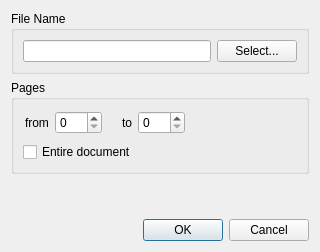
Before: the Qt Designer form src/popplerdialog.ui in andrei-b/YAGF, drawn with Qt 5.
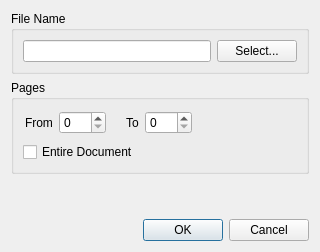
After: the same form once the commit is applied. Icons and pictures are not drawn.

What changed in the file:
```diff
--- a/src/popplerdialog.ui
+++ b/src/popplerdialog.ui
@@ -69,7 +69,7 @@
               <item>
                <widget class="QLabel" name="label">
                 <property name="text">
-                 <string>from</string>
+                 <string>From</string>
                 </property>
                 <property name="buddy">
                  <cstring>spinBox</cstring>
@@ -108,7 +108,7 @@
               <item>
                <widget class="QLabel" name="label_2">
                 <property name="text">
-                 <string>to</string>
+                 <string>To</string>
                 </property>
                 <property name="buddy">
                  <cstring>spinBox_2</cstring>
@@ -154,7 +154,7 @@
              </sizepolicy>
             </property>
             <property name="text">
-             <string>Entire document</string>
+             <string>Entire Document</string>
             </property>
            </widget>
           </item>
```
Left out of the diff: 2 changed lines with no effect on the pictures.
